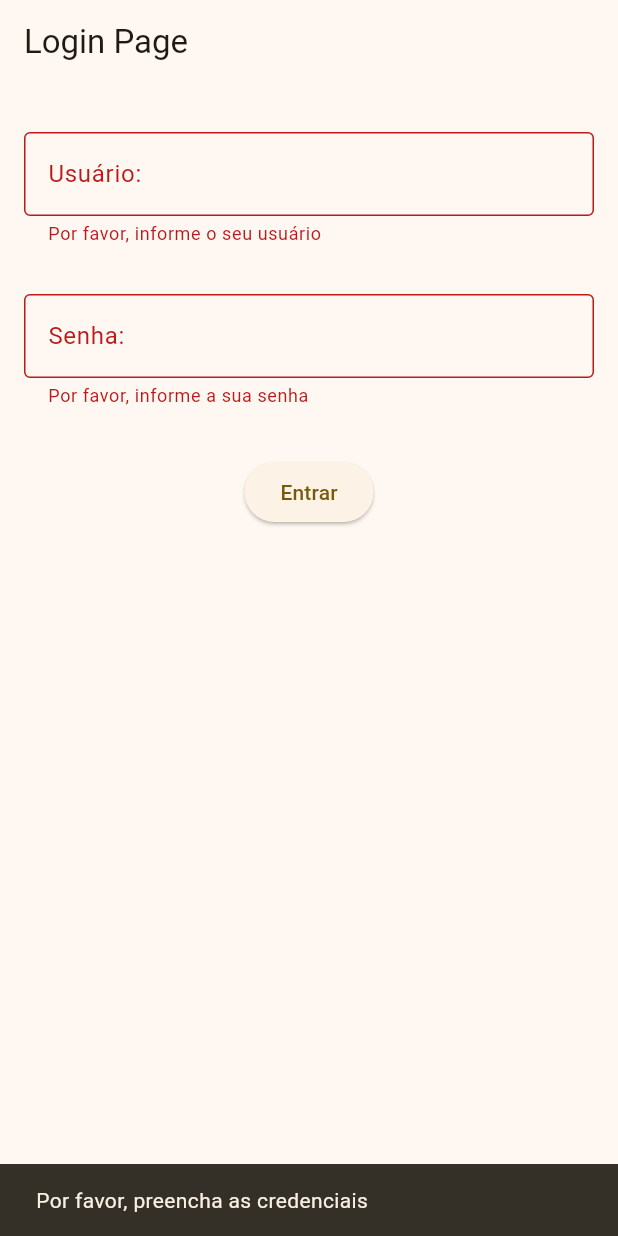
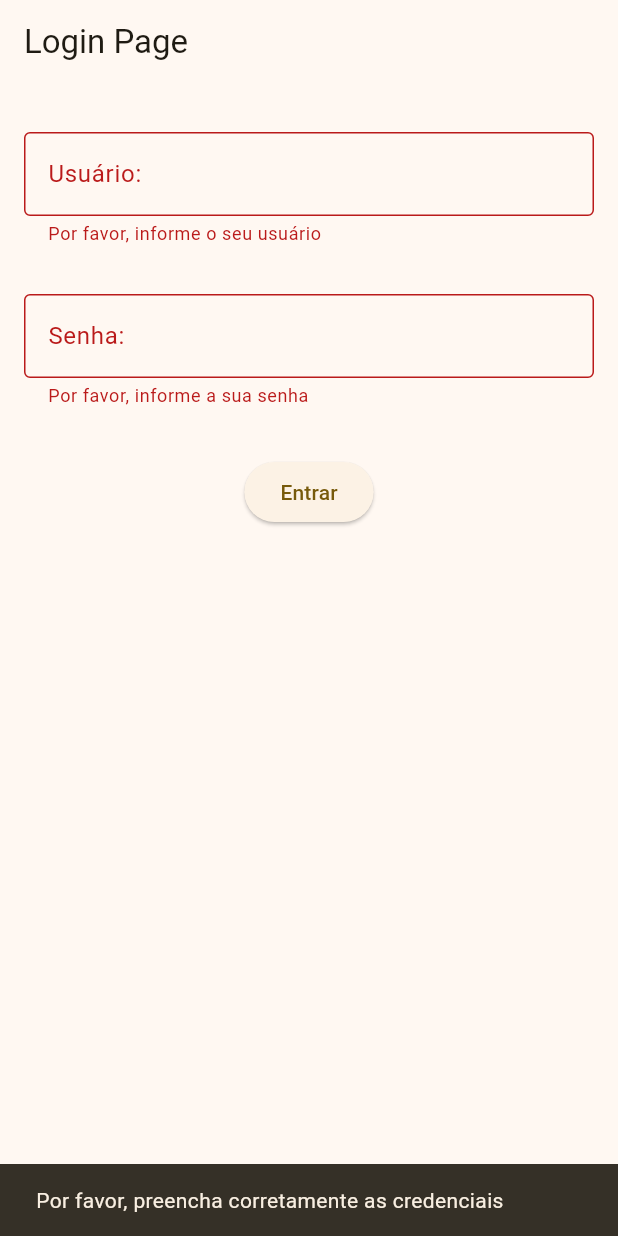
Before and after one commit to adrianoaraujosilva/mobile_engineering_91aoj, a Flutter app: the screen it shows after launch, after a tap on "Entrar", on a phone screen of 412 x 824 dp. Run offline on Flutter 3.47's test engine with Material 2 defaults, Android fonts, the phone set to English and light mode, and no system bars; our stand-ins replace cloud_firestore, firebase_core, floor, sqflite; accounts and stored records are empty; generated files the repository leaves out were written again.

Commit message:
Moving the content of Snack bar to the login page

```diff
--- a/lib/commons/constants.dart
+++ b/lib/commons/constants.dart
@@ -2,5 +2,4 @@ import 'package:flutter/material.dart';
 
 const addIcon = Icon(Icons.add);
 const loginPage = Text('Login Page');
-const textPreenchaInformacoes = Text('Por favor, preencha as credenciais');
 const btnLogar = Text('Entrar');
--- a/lib/login.dart
+++ b/lib/login.dart
@@ -68,7 +68,9 @@ class _LoginPageState extends State<LoginPageWidget> {
                         //Navigate the user to the home page
                       } else {
                         ScaffoldMessenger.of(context).showSnackBar(
-                          const SnackBar(content: textPreenchaInformacoes),
+                          const SnackBar(
+                              content: Text(
+                                  "Por favor, preencha corretamente as credenciais")),
                         );
                       }
                     },
```
